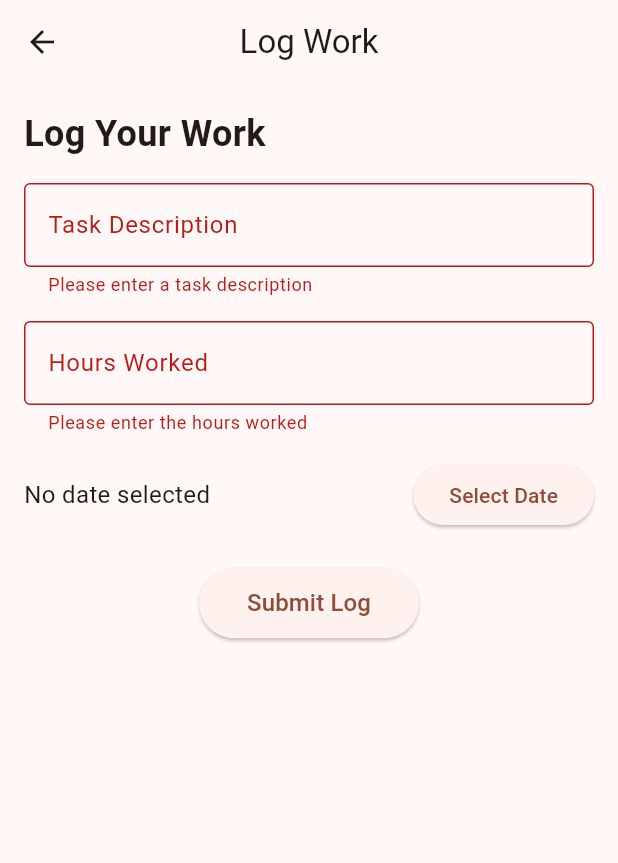
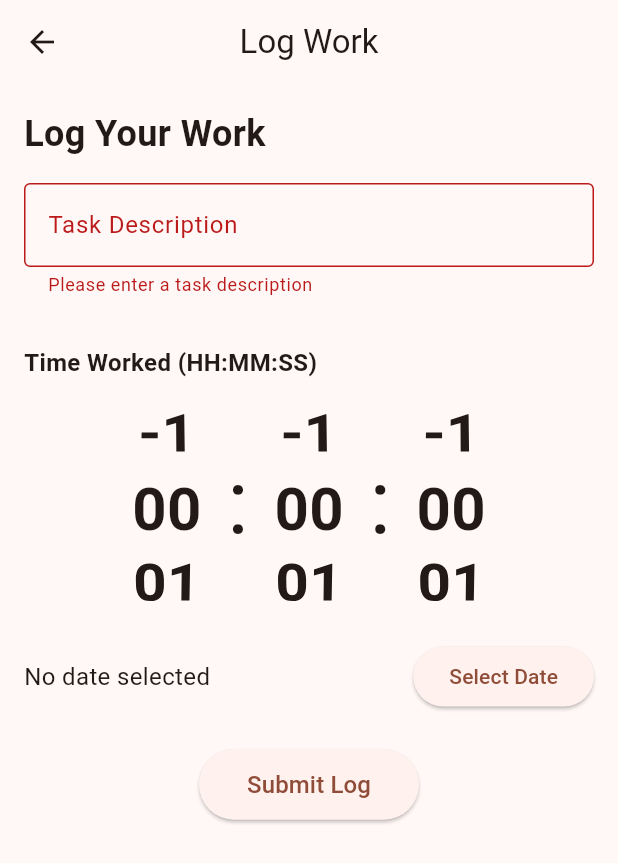
Before and after one commit to mugzzy/RenderLog, a Flutter app: the LogWorkPage screen opened directly, after a tap on "Submit Log", on a phone screen of 412 x 824 dp. Shown: the top 863 px of the screen. Run offline on Flutter 3.47's test engine with Material 3 defaults, Android fonts, the phone set to English and light mode, and no system bars; our stand-ins replace supabase_flutter; accounts and stored records are empty.

Commit message:
LogWork Update

```diff
--- a/lib/pages/LogWork.dart
+++ b/lib/pages/LogWork.dart
@@ -6,6 +6,40 @@ class LogWorkPage extends StatefulWidget {
 }
 
 class _LogWorkPageState extends State<LogWorkPage> {
+  @override
+  void initState() {
+    super.initState();
+    _hoursController.text = '00:00:00'; // Set default time
+  }
+
+  Widget _buildTimeColumn({
+    required int value,
+    required int max,
+    required ValueChanged<int> onChanged,
+  }) {
+    return Container(
+      width: 80,
+      height: 150,
+      child: ListWheelScrollView.useDelegate(
+        itemExtent: 50,
+        physics: FixedExtentScrollPhysics(),
+        onSelectedItemChanged: onChanged,
+        controller: FixedExtentScrollController(initialItem: value),
+        childDelegate: ListWheelChildBuilderDelegate(
+          builder: (context, index) {
+            if (index > max) return null;
+            return Center(
+              child: Text(
+                index.toString().padLeft(2, '0'),
+                style: TextStyle(fontSize: 40, fontWeight: FontWeight.bold),
+              ),
+            );
+          },
+        ),
+      ),
+    );
+  }
+
   final _formKey = GlobalKey<FormState>();
   final TextEditingController _taskController = TextEditingController();
   final TextEditingController _hoursController = TextEditingController();
@@ -86,22 +120,66 @@ class _LogWorkPageState extends State<LogWorkPage> {
                 },
               ),
               SizedBox(height: 16),
-              TextFormField(
-                controller: _hoursController,
-                decoration: InputDecoration(
-                  labelText: 'Hours Worked',
-                  border: OutlineInputBorder(),
-                ),
-                keyboardType: TextInputType.number,
-                validator: (value) {
-                  if (value == null || value.isEmpty) {
-                    return 'Please enter the hours worked';
-                  }
-                  if (double.tryParse(value) == null) {
-                    return 'Please enter a valid number';
-                  }
-                  return null;
-                },
+              SizedBox(height: 16),
+              Text(
+                'Time Worked (HH:MM:SS)',
+                style: TextStyle(fontSize: 16, fontWeight: FontWeight.bold),
+              ),
+              SizedBox(height: 8),
+              Row(
+                mainAxisAlignment: MainAxisAlignment.center,
+                children: [
+                  _buildTimeColumn(
+                    value: int.tryParse(
+                            _hoursController.text.split(':')[0] ?? '0') ??
+                        0,
+                    max: 23,
+                    onChanged: (val) {
+                      final parts = _hoursController.text.split(':');
+                      final minute = parts.length > 1 ? int.parse(parts[1]) : 0;
+                      final second = parts.length > 2 ? int.parse(parts[2]) : 0;
+                      _hoursController.text =
+                          '${val.toString().padLeft(2, '0')}:${minute.toString().padLeft(2, '0')}:${second.toString().padLeft(2, '0')}';
+                      setState(() {});
+                    },
+                  ),
+                  Text(
+                    ":",
+                    style: TextStyle(fontSize: 60),
+                  ),
+                  _buildTimeColumn(
+                    value: int.tryParse(
+                            _hoursController.text.split(':')[1] ?? '0') ??
+                        0,
+                    max: 59,
+                    onChanged: (val) {
+                      final parts = _hoursController.text.split(':');
+                      final hour = parts.length > 0 ? int.parse(parts[0]) : 0;
+                      final second = parts.length > 2 ? int.parse(parts[2]) : 0;
+                      _hoursController.text =
+                          '${hour.toString().padLeft(2, '0')}:${val.toString().padLeft(2, '0')}:${second.toString().padLeft(2, '0')}';
+                      setState(() {});
+                    },
+                  ),
+                  Text(
+                    ":",
+                    style: TextStyle(fontSize: 60),
+                  ),
+                  _buildTimeColumn(
+                    value: int.tryParse(
+                            _hoursController.text.split(':')[2] ?? '0') ??
+                        0,
+                    max: 59,
+                    onChanged: (val) {
+                      final parts = _hoursController.text.split(':');
+                      final hour = parts.length > 0 ? int.parse(parts[0]) : 0;
+                      final minute = parts.length > 1 ? int.parse(parts[1]) : 0;
+                      _hoursController.text =
+                          '${hour.toString().padLeft(2, '0')}:${minute.toString().padLeft(2, '0')}:${val.toString().padLeft(2, '0')}';
+                      setState(() {});
+                    },
+                  ),
+                ],
               ),
               SizedBox(height: 16),
               Row(
```
Also changed, not shown: lib/pages/hourselector.dart (added).
